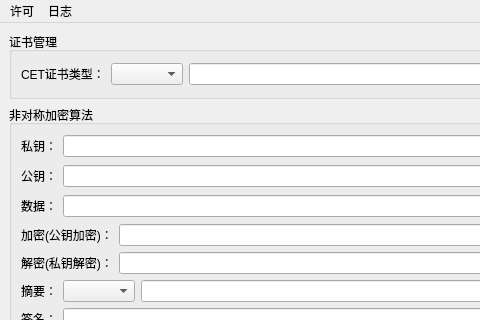
First picture: the form in CetCryptoToolkit/mainwindow/mainwindow.ui, repository cetxiyuan/CetCryptoToolkit, before the edit; both pictures show x 0 to 480 and y 0 to 320 of the 800 by 624 pixel window.
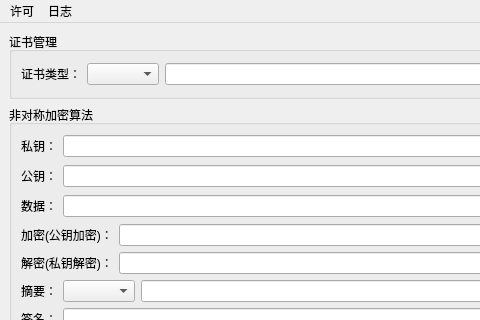
Second picture: the form after the edit.

What changed in the file:
```diff
--- a/CetCryptoToolkit/mainwindow/mainwindow.ui
+++ b/CetCryptoToolkit/mainwindow/mainwindow.ui
@@ -7,7 +7,7 @@
     <x>0</x>
     <y>0</y>
     <width>800</width>
-    <height>600</height>
+    <height>613</height>
    </rect>
   </property>
   <property name="windowTitle">
@@ -266,7 +266,7 @@
          <item>
           <widget class="QLabel" name="label">
            <property name="text">
-            <string>CET证书类型：</string>
+            <string>证书类型：</string>
            </property>
           </widget>
          </item>
```
